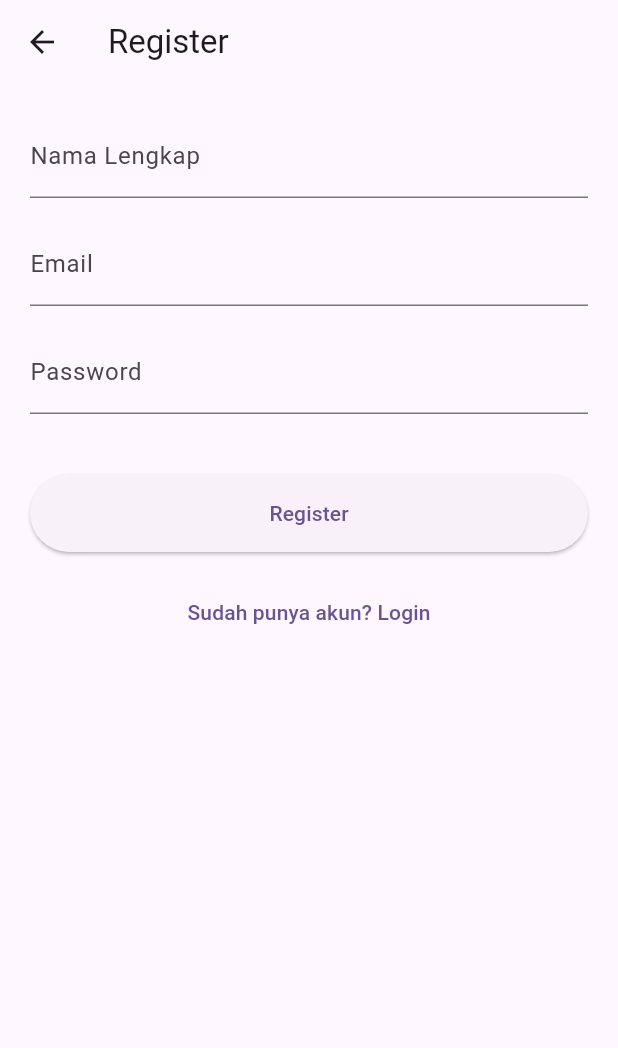
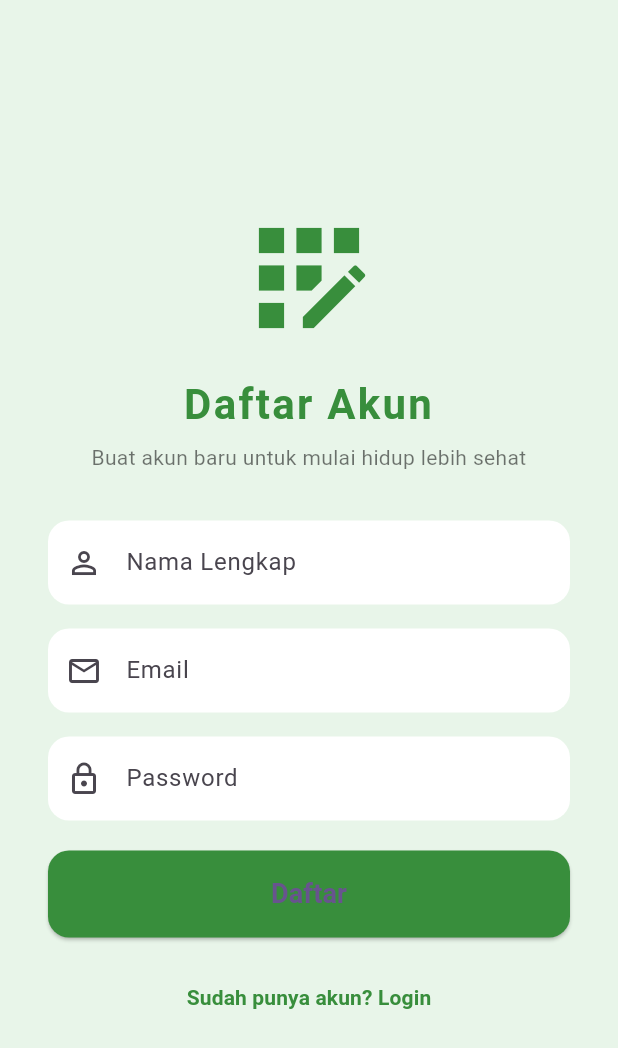
Before and after one commit to AnggaWdnt/FinalProject, a Flutter app: the RegisterScreen screen opened by its route, on a phone screen of 412 x 824 dp. Shown: the top 1048 px of the screen. Run offline on Flutter 3.47's test engine with Material 3 defaults, Android fonts, the phone set to English and light mode, and no system bars; our stand-ins replace flutter_bloc, image_picker, shared_preferences; accounts and stored records are empty.

Commit message:
Pindahkan logika registrasi ke dalam AuthService dan ubah ui

```diff
--- a/lib/screens/register_screen.dart
+++ b/lib/screens/register_screen.dart
@@ -1,6 +1,6 @@
 import 'package:flutter/material.dart';
+import 'package:resepin/screens/login_screen.dart';
 import '../services/auth_service.dart';
-import 'login_screen.dart'; // Import login screen
 
 class RegisterScreen extends StatefulWidget {
   const RegisterScreen({Key? key}) : super(key: key);
@@ -11,22 +11,19 @@ class RegisterScreen extends StatefulWidget {
 
 class _RegisterScreenState extends State<RegisterScreen> {
   final _formKey = GlobalKey<FormState>();
-
   final nameController = TextEditingController();
   final emailController = TextEditingController();
   final passwordController = TextEditingController();
 
-  bool isLoading = false;
+  bool _isLoading = false;
   String? errorMessage;
-  String? successMessage;
 
-  Future<void> _register() async {
+  Future<void> registerUser() async {
     if (!_formKey.currentState!.validate()) return;
 
     setState(() {
-      isLoading = true;
+      _isLoading = true;
       errorMessage = null;
-      successMessage = null;
     });
 
     try {
@@ -39,26 +36,23 @@ class _RegisterScreenState extends State<RegisterScreen> {
       if (!mounted) return;
 
       if (response['status'] == 'success') {
-        setState(() {
-          successMessage = response['message'] ?? 'Registrasi berhasil! Silakan login.';
-          errorMessage = null;
-        });
-        nameController.clear();
-        emailController.clear();
-        passwordController.clear();
+        // Pendaftaran berhasil, langsung ke halaman login
+        if (mounted) {
+          ScaffoldMessenger.of(context).showSnackBar(
+            const SnackBar(content: Text('Registrasi berhasil! Silakan login.')),
+          );
+          Navigator.pushReplacement(
+            context,
+            MaterialPageRoute(builder: (context) => const LoginScreen()),
+          );
         }
-
+      } else {
+        setState(() => errorMessage = response['message'] ?? 'Terjadi kesalahan');
+      }
     } catch (e) {
-      setState(() {
-        errorMessage = e.toString().replaceFirst("Exception: ", "");
-        successMessage = null;
-      });
+      setState(() => errorMessage = e.toString().replaceFirst("Exception: ", ""));
     } finally {
-      if (mounted) {
-        setState(() {
-          isLoading = false;
-        });
-      }
+      if (mounted) setState(() => _isLoading = false);
     }
   }
 
@@ -72,83 +66,152 @@ class _RegisterScreenState extends State<RegisterScreen> {
 
   @override
   Widget build(BuildContext context) {
+    final theme = Theme.of(context);
     return Scaffold(
-      appBar: AppBar(title: const Text("Register")),
-      body: SingleChildScrollView(
-        padding: const EdgeInsets.all(20),
+      backgroundColor: Colors.green.shade50,
+      body: Center(
+        child: SingleChildScrollView(
+          padding: const EdgeInsets.symmetric(horizontal: 32, vertical: 24),
           child: Form(
             key: _formKey,
             child: Column(
               crossAxisAlignment: CrossAxisAlignment.stretch,
               children: [
-              // ... (TextFormField Anda tetap sama)
+                Icon(Icons.app_registration, size: 100, color: Colors.green.shade700),
+                const SizedBox(height: 16),
+                Text(
+                  "Daftar Akun",
+                  style: theme.textTheme.headlineMedium?.copyWith(
+                    fontWeight: FontWeight.bold,
+                    color: Colors.green.shade700,
+                    letterSpacing: 1.5,
+                  ),
+                  textAlign: TextAlign.center,
+                ),
+                const SizedBox(height: 8),
+                Text(
+                  "Buat akun baru untuk mulai hidup lebih sehat",
+                  textAlign: TextAlign.center,
+                  style: theme.textTheme.bodyMedium?.copyWith(color: Colors.black54),
+                ),
+                const SizedBox(height: 32),
+
+                // Nama
                 TextFormField(
                   controller: nameController,
-                decoration: const InputDecoration(labelText: 'Nama Lengkap'),
-                validator: (value) =>
-                    value == null || value.isEmpty ? 'Nama tidak boleh kosong' : null,
+                  decoration: InputDecoration(
+                    labelText: "Nama Lengkap",
+                    prefixIcon: const Icon(Icons.person_outline),
+                    filled: true,
+                    fillColor: Colors.white,
+                    border: OutlineInputBorder(
+                      borderRadius: BorderRadius.circular(14),
+                      borderSide: BorderSide.none,
                     ),
-              const SizedBox(height: 16),
-              TextFormField(
-                controller: emailController,
-                decoration: const InputDecoration(labelText: 'Email'),
-                keyboardType: TextInputType.emailAddress,
+                  ),
                   validator: (value) {
-                  if (value == null || value.isEmpty) return 'Email tidak boleh kosong';
-                  final emailReg = RegExp(r'^[\w-\.]+@([\w-]+\.)+[\w-]{2,4}$');
-                  if (!emailReg.hasMatch(value)) return 'Format email salah';
+                    if (value == null || value.trim().isEmpty) {
+                      return 'Nama wajib diisi';
+                    }
                     return null;
                   },
                 ),
                 const SizedBox(height: 16),
+
+                // Email
                 TextFormField(
-                controller: passwordController,
-                decoration: const InputDecoration(labelText: 'Password'),
-                obscureText: true,
+                  controller: emailController,
+                  decoration: InputDecoration(
+                    labelText: "Email",
+                    prefixIcon: const Icon(Icons.email_outlined),
+                    filled: true,
+                    fillColor: Colors.white,
+                    border: OutlineInputBorder(
+                      borderRadius: BorderRadius.circular(14),
+                      borderSide: BorderSide.none,
+                    ),
+                  ),
+                  keyboardType: TextInputType.emailAddress,
                   validator: (value) {
-                  if (value == null || value.isEmpty) return 'Password tidak boleh kosong';
-                  if (value.length < 6) return 'Minimal 6 karakter';
+                    if (value == null || value.trim().isEmpty) {
+                      return 'Email wajib diisi';
+                    }
                     return null;
                   },
                 ),
-              const SizedBox(height: 24),
+                const SizedBox(height: 16),
+
+                // Password
+                TextFormField(
+                  controller: passwordController,
+                  decoration: InputDecoration(
+                    labelText: "Password",
+                    prefixIcon: const Icon(Icons.lock_outline),
+                    filled: true,
+                    fillColor: Colors.white,
+                    border: OutlineInputBorder(
+                      borderRadius: BorderRadius.circular(14),
+                      borderSide: BorderSide.none,
+                    ),
+                  ),
+                  obscureText: true,
+                  validator: (value) {
+                    if (value == null || value.trim().isEmpty) {
+                      return 'Password wajib diisi';
+                    }
+                    if (value.trim().length < 6) {
+                      return 'Password minimal 6 karakter';
+                    }
+                    return null;
+                  },
+                ),
+                const SizedBox(height: 20),
+
                 if (errorMessage != null)
                   Padding(
-                  padding: const EdgeInsets.only(bottom: 8.0),
-                  child: Text(errorMessage!,
-                      style: const TextStyle(color: Colors.red, fontSize: 14),
-                      textAlign: TextAlign.center),
+                    padding: const EdgeInsets.only(bottom: 16),
+                    child: Text(
+                      errorMessage!,
+                      style: const TextStyle(color: Colors.red, fontWeight: FontWeight.w600),
+                      textAlign: TextAlign.center,
                     ),
-              if (successMessage != null)
-                Padding(
-                  padding: const EdgeInsets.only(bottom: 8.0),
-                  child: Text(successMessage!,
-                      style: const TextStyle(color: Colors.green, fontSize: 14),
-                      textAlign: TextAlign.center),
+                  ),
+
+                ElevatedButton(
+                  onPressed: _isLoading ? null : registerUser,
+                  style: ElevatedButton.styleFrom(
+                    backgroundColor: Colors.green.shade700,
+                    padding: const EdgeInsets.symmetric(vertical: 16),
+                    shape: RoundedRectangleBorder(borderRadius: BorderRadius.circular(14)),
+                  ),
+                  child: _isLoading
+                      ? const SizedBox(
+                          height: 24,
+                          width: 24,
+                          child: CircularProgressIndicator(color: Colors.white, strokeWidth: 3),
+                        )
+                      : const Text(
+                          "Daftar",
+                          style: TextStyle(fontSize: 18, fontWeight: FontWeight.bold),
+                        ),
                 ),
                 const SizedBox(height: 16),
-              ElevatedButton(
-                onPressed: isLoading ? null : _register,
-                style: ElevatedButton.styleFrom(
-                  padding: const EdgeInsets.symmetric(vertical: 16),
-                ),
-                child: isLoading
-                    ? const SizedBox(
-                        height: 20,
-                        width: 20,
-                        child: CircularProgressIndicator(strokeWidth: 2, color: Colors.white),
-                      )
-                    : const Text("Register"),
-              ),
-              const SizedBox(height: 16),
+
                 TextButton(
                   onPressed: () {
                     Navigator.pushReplacement(
-                      context, MaterialPageRoute(builder: (context) => const LoginScreen()));
+                      context,
+                      MaterialPageRoute(builder: (context) => const LoginScreen()),
+                    );
                   },
-                child: const Text("Sudah punya akun? Login"),
+                  child: Text(
+                    "Sudah punya akun? Login",
+                    style: TextStyle(color: Colors.green.shade700, fontWeight: FontWeight.w600),
+                    textAlign: TextAlign.center,
+                  ),
                 ),
               ],
+            ),
           ),
         ),
       ),
```
Lines whose indentation alone changed are shown as unchanged.
